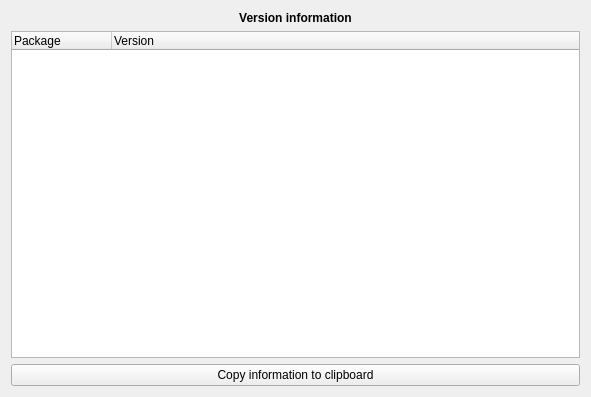
This is glue/app/qt/versions.ui in glue-viz/glue as Qt 5 draws it before an edit. The edited form follows.
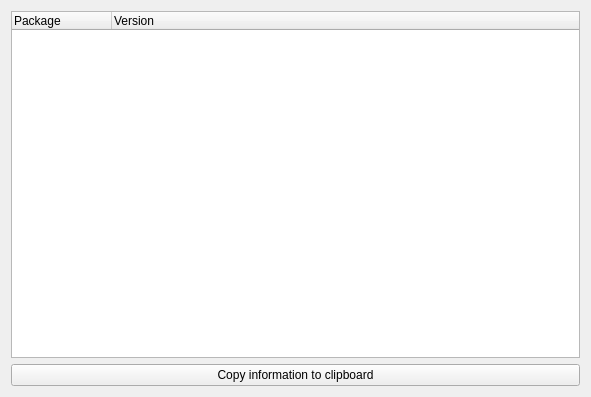
This is the edited form.

Commit message: Remove unnecessary dialog titles and adjust font sizes in relative terms for places where we want to keep a non-default font size

The edit to the form file:
```diff
--- a/glue/app/qt/versions.ui
+++ b/glue/app/qt/versions.ui
@@ -19,22 +19,6 @@
   <layout class="QHBoxLayout" name="horizontalLayout_5">
    <item>
     <layout class="QVBoxLayout" name="verticalLayout">
-     <item>
-      <widget class="QLabel" name="label_2">
-       <property name="font">
-        <font>
-         <weight>75</weight>
-         <bold>true</bold>
-        </font>
-       </property>
-       <property name="text">
-        <string>Version information</string>
-       </property>
-       <property name="alignment">
-        <set>Qt::AlignCenter</set>
-       </property>
-      </widget>
-     </item>
      <item>
       <widget class="QTreeWidget" name="version_tree">
        <property name="alternatingRowColors">
```
The commit also changes 5 other files.
